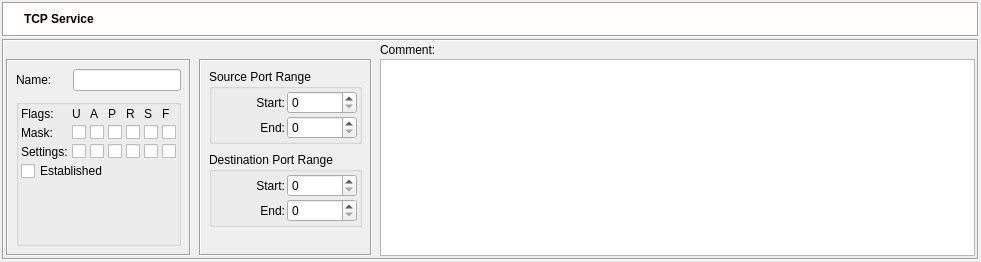
Qt form src/gui/tcpservicedialog_q.ui (fwbuilder/fwbuilder) before a commit.
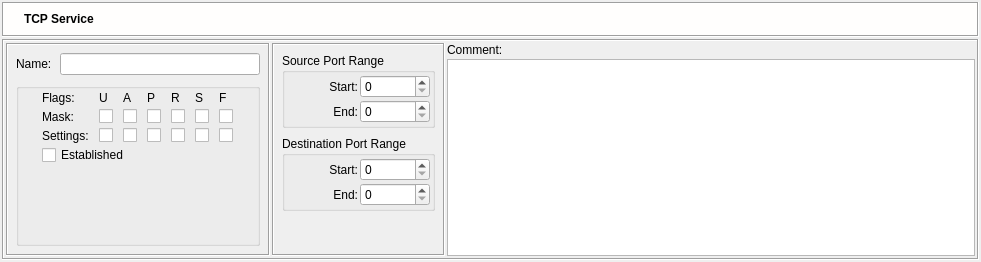
The same form after that commit. Icons and pictures are not drawn.

Commit message: layout fixes on mac

Diff of the .ui file:
```diff
--- a/src/gui/tcpservicedialog_q.ui
+++ b/src/gui/tcpservicedialog_q.ui
@@ -223,217 +223,7 @@
         <enum>QFrame::Sunken</enum>
        </property>
        <layout class="QGridLayout" >
-        <property name="leftMargin" >
-         <number>2</number>
-        </property>
-        <property name="topMargin" >
-         <number>2</number>
-        </property>
-        <property name="rightMargin" >
-         <number>2</number>
-        </property>
-        <property name="bottomMargin" >
-         <number>2</number>
-        </property>
-        <property name="horizontalSpacing" >
-         <number>8</number>
-        </property>
-        <property name="verticalSpacing" >
-         <number>2</number>
-        </property>
-        <item row="1" column="1" >
-         <widget class="QFrame" name="frame36" >
-          <property name="frameShape" >
-           <enum>QFrame::Box</enum>
-          </property>
-          <property name="frameShadow" >
-           <enum>QFrame::Sunken</enum>
-          </property>
-          <layout class="QGridLayout" >
-           <property name="leftMargin" >
-            <number>8</number>
-           </property>
-           <property name="topMargin" >
-            <number>8</number>
-           </property>
-           <property name="rightMargin" >
-            <number>8</number>
-           </property>
-           <property name="bottomMargin" >
-            <number>8</number>
-           </property>
-           <property name="horizontalSpacing" >
-            <number>2</number>
-           </property>
-           <property name="verticalSpacing" >
-            <number>8</number>
-           </property>
-           <item row="0" column="0" >
-            <widget class="QGroupBox" name="groupBox1" >
-             <property name="title" >
-              <string>Source Port Range</string>
-             </property>
-             <layout class="QGridLayout" >
-              <property name="leftMargin" >
-               <number>2</number>
-              </property>
-              <property name="topMargin" >
-               <number>2</number>
-              </property>
-              <property name="rightMargin" >
-               <number>2</number>
-              </property>
-              <property name="bottomMargin" >
-               <number>2</number>
-              </property>
-              <property name="horizontalSpacing" >
-               <number>2</number>
-              </property>
-              <property name="verticalSpacing" >
-               <number>2</number>
-              </property>
-              <item row="0" column="1" >
-               <widget class="QSpinBox" name="ss" >
-                <property name="buttonSymbols" >
-                 <enum>QAbstractSpinBox::UpDownArrows</enum>
-                </property>
-                <property name="maximum" >
-                 <number>65535</number>
-                </property>
-               </widget>
-              </item>
-              <item row="1" column="1" >
-               <widget class="QSpinBox" name="se" >
-                <property name="buttonSymbols" >
-                 <enum>QAbstractSpinBox::UpDownArrows</enum>
-                </property>
-                <property name="maximum" >
-                 <number>65535</number>
-                </property>
-               </widget>
-              </item>
-              <item row="0" column="0" >
-               <widget class="QLabel" name="textLabel3" >
-                <property name="text" >
-                 <string>Start:</string>
-                </property>
-                <property name="alignment" >
-                 <set>Qt::AlignRight|Qt::AlignTrailing|Qt::AlignVCenter</set>
-                </property>
-                <property name="wordWrap" >
-                 <bool>false</bool>
-                </property>
-               </widget>
-              </item>
-              <item row="1" column="0" >
-               <widget class="QLabel" name="textLabel3_2" >
-                <property name="text" >
-                 <string>End:</string>
-                </property>
-                <property name="alignment" >
-                 <set>Qt::AlignRight|Qt::AlignTrailing|Qt::AlignVCenter</set>
-                </property>
-                <property name="wordWrap" >
-                 <bool>false</bool>
-                </property>
-               </widget>
-              </item>
-             </layout>
-            </widget>
-           </item>
-           <item row="1" column="0" >
-            <widget class="QGroupBox" name="groupBox1_2" >
-             <property name="title" >
-              <string>Destination Port Range</string>
-             </property>
-             <layout class="QGridLayout" >
-              <property name="leftMargin" >
-               <number>2</number>
-              </property>
-              <property name="topMargin" >
-               <number>2</number>
-              </property>
-              <property name="rightMargin" >
-               <number>2</number>
-              </property>
-              <property name="bottomMargin" >
-               <number>2</number>
-              </property>
-              <property name="horizontalSpacing" >
-               <number>2</number>
-              </property>
-              <property name="verticalSpacing" >
-               <number>2</number>
-              </property>
-              <item row="0" column="1" >
-               <widget class="QSpinBox" name="ds" >
-                <property name="buttonSymbols" >
-                 <enum>QAbstractSpinBox::UpDownArrows</enum>
-                </property>
-                <property name="maximum" >
-                 <number>65535</number>
-                </property>
-               </widget>
-              </item>
-              <item row="1" column="1" >
-               <widget class="QSpinBox" name="de" >
-                <property name="buttonSymbols" >
-                 <enum>QAbstractSpinBox::UpDownArrows</enum>
-                </property>
-                <property name="maximum" >
-                 <number>65535</number>
-                </property>
-               </widget>
-              </item>
-              <item row="0" column="0" >
-               <widget class="QLabel" name="textLabel3_3" >
-                <property name="text" >
-                 <string>Start:</string>
-                </property>
-                <property name="alignment" >
-                 <set>Qt::AlignRight|Qt::AlignTrailing|Qt::AlignVCenter</set>
-                </property>
-                <property name="wordWrap" >
-                 <bool>false</bool>
-                </property>
-               </widget>
-              </item>
-              <item row="1" column="0" >
-               <widget class="QLabel" name="textLabel3_2_2" >
-                <property name="text" >
-                 <string>End:</string>
-                </property>
-                <property name="alignment" >
-                 <set>Qt::AlignRight|Qt::AlignTrailing|Qt::AlignVCenter</set>
-                </property>
-                <property name="wordWrap" >
-                 <bool>false</bool>
-                </property>
-               </widget>
-              </item>
-             </layout>
-            </widget>
-           </item>
-           <item row="2" column="0" >
-            <spacer>
-             <property name="orientation" >
-              <enum>Qt::Vertical</enum>
-             </property>
-             <property name="sizeType" >
-              <enum>QSizePolicy::MinimumExpanding</enum>
-             </property>
-             <property name="sizeHint" >
-              <size>
-               <width>20</width>
-               <height>0</height>
-              </size>
-             </property>
-            </spacer>
-           </item>
-          </layout>
-         </widget>
-        </item>
-        <item row="1" column="0" >
+        <item rowspan="2" row="0" column="0" >
          <widget class="QFrame" name="frame35" >
           <property name="sizePolicy" >
            <sizepolicy vsizetype="Preferred" hsizetype="Preferred" >
@@ -492,7 +282,7 @@
              </property>
              <property name="minimumSize" >
               <size>
-               <width>0</width>
+               <width>200</width>
                <height>0</height>
               </size>
              </property>
@@ -525,7 +315,7 @@
                  <number>0</number>
                 </property>
                 <property name="horizontalSpacing" >
-                 <number>4</number>
+                 <number>10</number>
                 </property>
                 <property name="verticalSpacing" >
                  <number>4</number>
@@ -843,7 +633,7 @@
                 </property>
                </widget>
               </item>
-              <item row="3" column="0" >
+              <item row="2" column="0" >
                <spacer>
                 <property name="orientation" >
                  <enum>Qt::Vertical</enum>
@@ -853,8 +643,8 @@
                 </property>
                 <property name="sizeHint" >
                  <size>
-                  <width>91</width>
-                  <height>8</height>
+                  <width>172</width>
+                  <height>16</height>
                  </size>
                 </property>
                </spacer>
@@ -865,8 +655,206 @@
           </layout>
          </widget>
         </item>
+        <item rowspan="2" row="0" column="1" >
+         <widget class="QFrame" name="frame36" >
+          <property name="frameShape" >
+           <enum>QFrame::Box</enum>
+          </property>
+          <property name="frameShadow" >
+           <enum>QFrame::Sunken</enum>
+          </property>
+          <layout class="QGridLayout" >
+           <property name="leftMargin" >
+            <number>8</number>
+           </property>
+           <property name="topMargin" >
+            <number>8</number>
+           </property>
+           <property name="rightMargin" >
+            <number>8</number>
+           </property>
+           <property name="bottomMargin" >
+            <number>8</number>
+           </property>
+           <property name="horizontalSpacing" >
+            <number>2</number>
+           </property>
+           <property name="verticalSpacing" >
+            <number>8</number>
+           </property>
+           <item row="0" column="0" >
+            <widget class="QGroupBox" name="groupBox1" >
+             <property name="title" >
+              <string>Source Port Range</string>
+             </property>
+             <layout class="QGridLayout" >
+              <property name="leftMargin" >
+               <number>2</number>
+              </property>
+              <property name="topMargin" >
+               <number>2</number>
+              </property>
+              <property name="rightMargin" >
+               <number>2</number>
+              </property>
+              <property name="bottomMargin" >
+               <number>2</number>
+              </property>
+              <property name="horizontalSpacing" >
+               <number>2</number>
+              </property>
+              <property name="verticalSpacing" >
+               <number>2</number>
+              </property>
+              <item row="0" column="1" >
+               <widget class="QSpinBox" name="ss" >
+                <property name="buttonSymbols" >
+                 <enum>QAbstractSpinBox::UpDownArrows</enum>
+                </property>
+                <property name="maximum" >
+                 <number>65535</number>
+                </property>
+               </widget>
+              </item>
+              <item row="1" column="1" >
+               <widget class="QSpinBox" name="se" >
+                <property name="buttonSymbols" >
+                 <enum>QAbstractSpinBox::UpDownArrows</enum>
+                </property>
+                <property name="maximum" >
+                 <number>65535</number>
+                </property>
+               </widget>
+              </item>
+              <item row="0" column="0" >
+               <widget class="QLabel" name="textLabel3" >
+                <property name="text" >
+                 <string>Start:</string>
+                </property>
+                <property name="alignment" >
+                 <set>Qt::AlignRight|Qt::AlignTrailing|Qt::AlignVCenter</set>
+                </property>
+                <property name="wordWrap" >
+                 <bool>false</bool>
+                </property>
+               </widget>
+              </item>
+              <item row="1" column="0" >
+               <widget class="QLabel" name="textLabel3_2" >
+                <property name="text" >
+                 <string>End:</string>
+                </property>
+                <property name="alignment" >
+                 <set>Qt::AlignRight|Qt::AlignTrailing|Qt::AlignVCenter</set>
+                </property>
+                <property name="wordWrap" >
+                 <bool>false</bool>
+                </property>
+               </widget>
+              </item>
+             </layout>
+            </widget>
+           </item>
+           <item row="1" column="0" >
+            <widget class="QGroupBox" name="groupBox1_2" >
+             <property name="title" >
+              <string>Destination Port Range</string>
+             </property>
+             <layout class="QGridLayout" >
+              <property name="leftMargin" >
+               <number>2</number>
+              </property>
+              <property name="topMargin" >
+               <number>2</number>
+              </property>
+              <property name="rightMargin" >
+               <number>2</number>
+              </property>
+              <property name="bottomMargin" >
+               <number>2</number>
+              </property>
+              <property name="horizontalSpacing" >
+               <number>2</number>
+              </property>
+              <property name="verticalSpacing" >
+               <number>2</number>
+              </property>
+              <item row="0" column="1" >
+               <widget class="QSpinBox" name="ds" >
+                <property name="buttonSymbols" >
+                 <enum>QAbstractSpinBox::UpDownArrows</enum>
+                </property>
+                <property name="maximum" >
+                 <number>65535</number>
+                </property>
+               </widget>
+              </item>
+              <item row="1" column="1" >
+               <widget class="QSpinBox" name="de" >
+                <property name="buttonSymbols" >
+                 <enum>QAbstractSpinBox::UpDownArrows</enum>
+                </property>
+                <property name="maximum" >
+                 <number>65535</number>
+                </property>
+               </widget>
+              </item>
+              <item row="0" column="0" >
+               <widget class="QLabel" name="textLabel3_3" >
+                <property name="text" >
+                 <string>Start:</string>
+                </property>
+                <property name="alignment" >
+                 <set>Qt::AlignRight|Qt::AlignTrailing|Qt::AlignVCenter</set>
+                </property>
+                <property name="wordWrap" >
+                 <bool>false</bool>
+                </property>
+               </widget>
+              </item>
+              <item row="1" column="0" >
+               <widget class="QLabel" name="textLabel3_2_2" >
+                <property name="text" >
+                 <string>End:</string>
+                </property>
+                <property name="alignment" >
+                 <set>Qt::AlignRight|Qt::AlignTrailing|Qt::AlignVCenter</set>
+                </property>
+                <property name="wordWrap" >
+                 <bool>false</bool>
+                </property>
+               </widget>
+              </item>
+             </layout>
+            </widget>
+           </item>
+           <item row="2" column="0" >
+            <spacer>
+             <property name="orientation" >
+              <enum>Qt::Vertical</enum>
+             </property>
+             <property name="sizeType" >
+              <enum>QSizePolicy::MinimumExpanding</enum>
+             </property>
+             <property name="sizeHint" >
+              <size>
+               <width>20</width>
+               <height>0</height>
+              </size>
+             </property>
+            </spacer>
+           </item>
+          </layout>
+         </widget>
+        </item>
         <item row="0" column="2" >
          <widget class="QLabel" name="textLabel2" >
+          <property name="sizePolicy" >
+           <sizepolicy vsizetype="Fixed" hsizetype="Preferred" >
+            <horstretch>0</horstretch>
+            <verstretch>0</verstretch>
+           </sizepolicy>
+          </property>
           <property name="text" >
            <string>Comment:</string>
           </property>
```
The commit also changes 23 other files.
